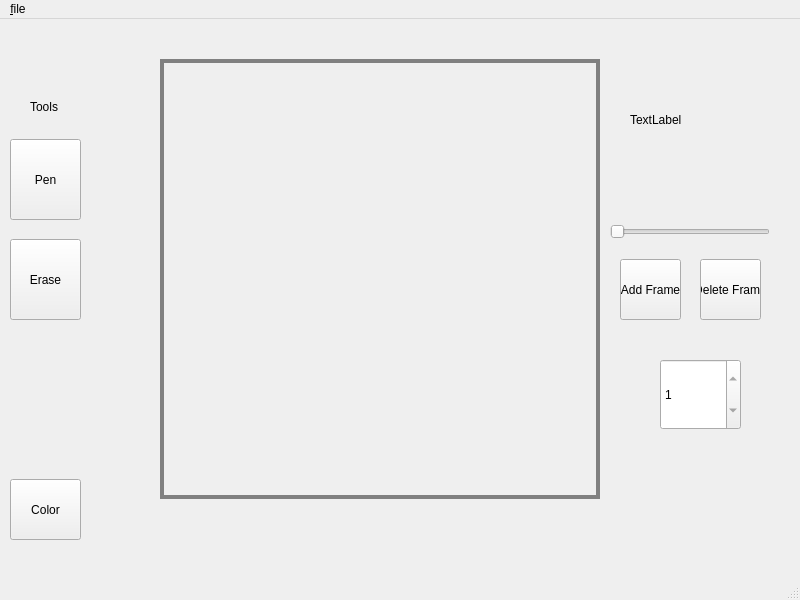
This is mainwindow.ui in markusbuck/sprite-editor as Qt 5 draws it before an edit. The edited form follows.
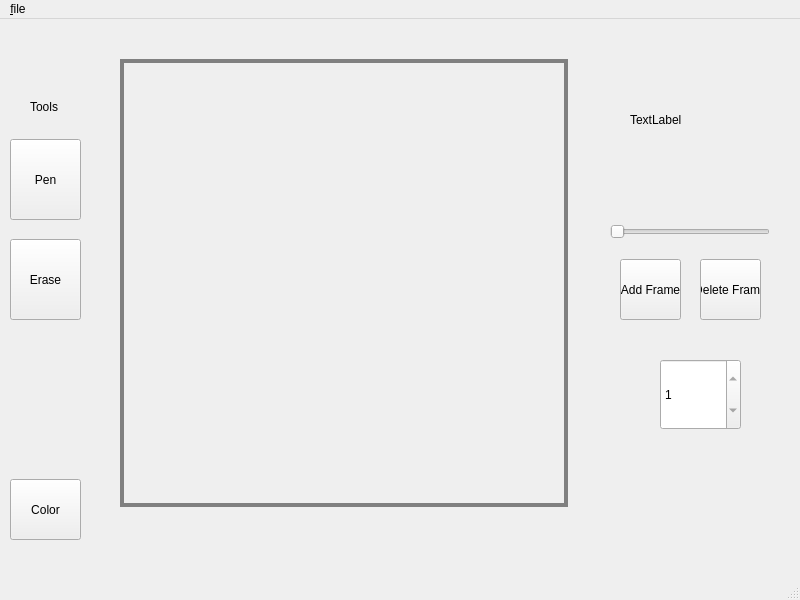
This is the edited form.

Commit message: removed debug lines

Patch:
```diff
--- a/mainwindow.ui
+++ b/mainwindow.ui
@@ -49,10 +49,10 @@
    <widget class="QLabel" name="MainEditorCanvas">
     <property name="geometry">
      <rect>
-      <x>160</x>
+      <x>120</x>
       <y>40</y>
-      <width>440</width>
-      <height>440</height>
+      <width>448</width>
+      <height>448</height>
      </rect>
     </property>
     <property name="mouseTracking">
```
The commit also changes 2 other files.
